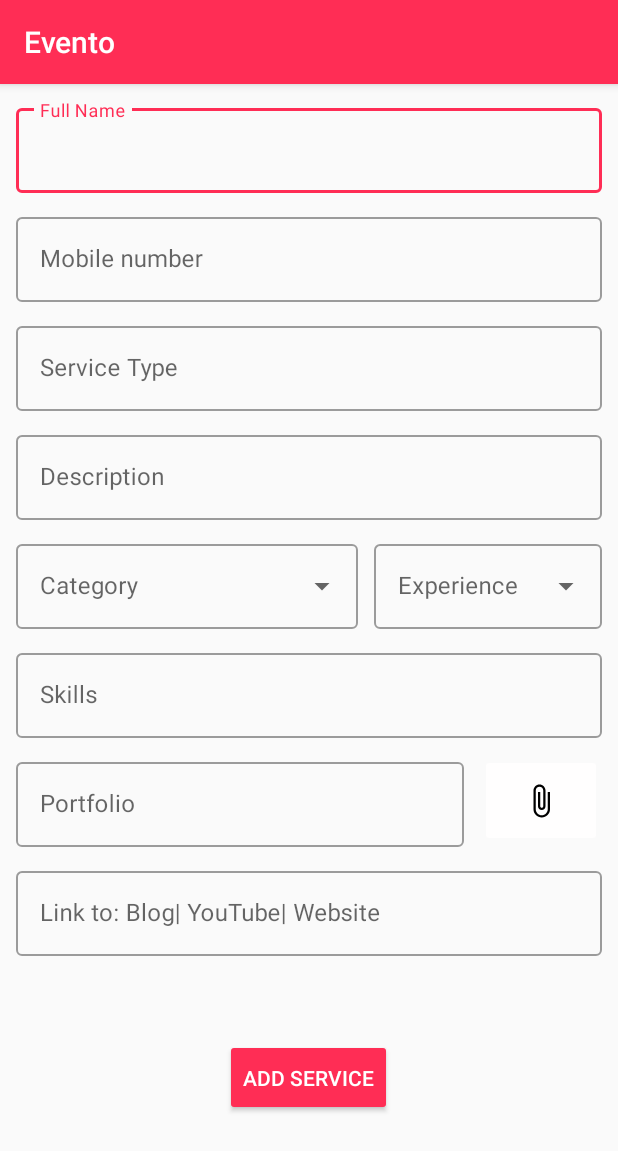
After one commit to 17BTCS023/Even_To, an Android app: the AddNewService screen opened directly, with no data from a screen before it, on a phone screen of 412 x 824 dp. The commit adds this screen. Shown: the top 1151 px of the screen. Run offline under Robolectric (Android 15) with nearby library versions, the phone set to English and light mode, and no system bars; our stand-ins replace Firebase (no records; nobody signed in at launch, a user with empty details on screens opened directly).

Commit message:
Add Service info and Logo to Firestore

```diff
--- a/app/src/main/AndroidManifest.xml
+++ b/app/src/main/AndroidManifest.xml
@@ -9,7 +9,8 @@
         android:roundIcon="@mipmap/ic_launcher_round"
         android:supportsRtl="true"
         android:theme="@style/AppTheme">
-        <activity android:name=".Category.ServiceProviderProfile"></activity>
+        <activity android:name=".ui_navigation.services.newService.AddNewService" />
+        <activity android:name=".Category.ServiceProviderProfile" />
         <activity android:name=".Category.FoodCategory" />
         <activity
             android:name=".MainHomeScreen"
--- a/app/src/main/java/com/example/even_to/ui_navigation/services/ServicesViewModel.java
+++ b/app/src/main/java/com/example/even_to/ui_navigation/services/myService/ServicesViewModel.java
@@ -1,4 +1,4 @@
-package com.example.even_to.ui_navigation.services;
+package com.example.even_to.ui_navigation.services.myService;
 
 import androidx.lifecycle.LiveData;
 import androidx.lifecycle.MutableLiveData;
--- /dev/null
+++ b/app/src/main/java/com/example/even_to/ui_navigation/services/newService/AddNewService.java
@@ -0,0 +1,278 @@
+package com.example.even_to.ui_navigation.services.newService;
+
+import androidx.annotation.NonNull;
+import androidx.annotation.Nullable;
+import androidx.appcompat.app.AppCompatActivity;
+
+import android.app.ProgressDialog;
+import android.content.ContentResolver;
+import android.content.Intent;
+import android.database.Cursor;
+import android.net.Uri;
+import android.os.Bundle;
+import android.provider.OpenableColumns;
+import android.util.Log;
+import android.view.View;
+import android.webkit.MimeTypeMap;
+import android.widget.ArrayAdapter;
+import android.widget.AutoCompleteTextView;
+import android.widget.Button;
+import android.widget.ImageButton;
+import android.widget.Toast;
+
+import com.example.even_to.R;
+import com.google.android.gms.tasks.OnFailureListener;
+import com.google.android.gms.tasks.OnSuccessListener;
+import com.google.android.material.textfield.TextInputEditText;
+import com.google.firebase.auth.FirebaseAuth;
+import com.google.firebase.firestore.DocumentReference;
+import com.google.firebase.firestore.FirebaseFirestore;
+import com.google.firebase.storage.FirebaseStorage;
+import com.google.firebase.storage.StorageReference;
+import com.google.firebase.storage.UploadTask;
+
+import java.io.File;
+import java.util.HashMap;
+
+import static android.widget.Toast.LENGTH_SHORT;
+
+public class AddNewService extends AppCompatActivity {
+
+    private static final int PICK_IMAGE_REQUEST = 1;
+    private static boolean USER_ATTACHED_FILE = false, IMAGE_UPLOADED= false;
+
+    private static final String TAG = "AddNewService";
+
+    private static final String KEY_SKILLS = "skills";
+    private static final String KEY_NAME = "name";
+    private static final String KEY_PHONE_NO = "phone";
+    private static final String KEY_SERVICE_TYPE = "type";
+    private static final String KEY_DESCRIPTION = "description";
+    private static final String KEY_CATEGORY = "category";
+    private static final String KEY_EXPERIENCE = "experience";
+    private static final String KEY_PORTFOLIO = "image_name";
+    private static final String KEY_LOGO = "image_logo";
+    private static final String KEY_LINK = "link";
+
+    TextInputEditText name, type, phone, description, skills, info, portfolio;
+    AutoCompleteTextView category, experience;
+    ImageButton attach;
+    Button addService;
+
+    ProgressDialog progressDialog;
+    String displayNameOfFile;
+    UploadServiceInfo data;
+
+    //getting reference for StorageReference
+    StorageReference mStorageReference;
+
+    FirebaseFirestore dbInstance = FirebaseFirestore.getInstance();
+    private DocumentReference manyServiceReference;
+
+    Uri selectedImageUri;
+    Uri downloadedImageUri;
+    String mLogo;
+    String imageUri;
+
+    String mName,mType,mCategory,mPhone,mDescription,mExperience,mInfo,mSkills,mPortfolio;
+
+    String[] COUNTRIES = new String[]{"1-6 months", "7-10 months", "1-2 year", "2-3years", "more than 3 years"};
+    String[] CATEGORIES = new String[]{"Food", "Drinks", "Bakery", "Gift", "Decor", "Photography"};
+    UploadTask UploadTask;
+
+    @Override
+    protected void onCreate(Bundle savedInstanceState) {
+        super.onCreate(savedInstanceState);
+        setContentView(R.layout.activity_add_new_service);
+        name = findViewById(R.id.order_name);
+        type = findViewById(R.id.order_service_type);
+        category = findViewById(R.id.order_category);
+        phone = findViewById(R.id.order_mobile_number);
+        description = findViewById(R.id.order_description);
+        experience = findViewById(R.id.order_experience);
+        skills = findViewById(R.id.order_skills);
+        info = findViewById(R.id.order_additional_info);
+        portfolio = findViewById(R.id.order_portfolio);
+        attach = findViewById(R.id.attach_file);
+        addService = findViewById(R.id.add_service);
+        progressDialog = new ProgressDialog(getApplicationContext());// context name as per your project name
+
+
+        // get the reference of the database
+        mStorageReference = FirebaseStorage.getInstance().getReference("serviceLogo ");
+//        mDatabaseReference = FirebaseFirestore.getInstance().getReference("serviceLogo");
+
+
+        ArrayAdapter adapter =
+                new ArrayAdapter(this,
+                        R.layout.support_simple_spinner_dropdown_item,
+                        COUNTRIES);
+        experience.setAdapter(adapter);
+
+        ArrayAdapter adapter5 =
+                new ArrayAdapter(
+                        this,
+                        R.layout.support_simple_spinner_dropdown_item,
+                        CATEGORIES);
+        category.setAdapter(adapter5);
+
+
+        attach.setOnClickListener(new View.OnClickListener() {
+            @Override
+            public void onClick(View v) {
+                USER_ATTACHED_FILE = true;
+                chooseFile();
+                Toast.makeText(getApplicationContext(), "Select File", Toast.LENGTH_SHORT).show();
+            }
+        });
+
+        addService.setOnClickListener(new View.OnClickListener() {
+            @Override
+            public void onClick(View v) {
+                if (USER_ATTACHED_FILE) {
+                    imageUri = UploadImage();
+                    Log.d("CHECK", "onClick: Yes, We will upload the image");
+                }if (IMAGE_UPLOADED) {
+                    UploadService(imageUri);
+                }
+            }
+        });
+    }
+
+    private void UploadService(String imageUri) {
+
+        mName = name.getText().toString().trim();
+        mType = type.getText().toString().trim();
+        mCategory = category.getText().toString().trim();
+        mDescription = description.getText().toString().trim();
+        mPhone = phone.getText().toString().trim();
+        mExperience = experience.getText().toString().trim();
+        mPortfolio = portfolio.getText().toString().trim();
+        mInfo = info.getText().toString().trim();
+        mLogo = imageUri;
+        mSkills = skills.getText().toString().trim();
+
+        Log.d("CHECK", "onClick: " + mName + ", " + mType
+                + ", " + mCategory + ", " + mDescription
+                + ", " + mPhone + ", " + mExperience + ", " + mPortfolio
+                + ", " + mInfo + ", " + mSkills + ", " +mLogo);
+
+        HashMap<String, Object> newService = new HashMap<>();
+        newService.put(KEY_NAME, mName);
+        newService.put(KEY_PHONE_NO, mPhone);
+        newService.put(KEY_SERVICE_TYPE, mType);
+        newService.put(KEY_CATEGORY, mCategory);
+        newService.put(KEY_EXPERIENCE, mExperience);
+        newService.put(KEY_LINK, mInfo);
+        newService.put(KEY_SKILLS, mSkills);
+        newService.put(KEY_PORTFOLIO, mPortfolio);
+        newService.put(KEY_DESCRIPTION, mDescription);
+        newService.put(KEY_LOGO,mLogo);
+
+        //get the user id
+        FirebaseAuth auth = FirebaseAuth.getInstance();
+        manyServiceReference = dbInstance
+                .collection("services").document(auth.getCurrentUser().getUid())
+                .collection(mCategory).document(mName);
+
+        manyServiceReference.set(newService)
+                .addOnSuccessListener(new OnSuccessListener<Void>() {
+                    @Override
+                    public void onSuccess(Void aVoid) {
+                        progressDialog.dismiss();
+                        Toast.makeText(AddNewService.this, "Service Added", LENGTH_SHORT).show();
+                    }
+                })
+                .addOnFailureListener(new OnFailureListener() {
+                    @Override
+                    public void onFailure(@NonNull Exception e) {
+                        Toast.makeText(AddNewService.this, "Error!", LENGTH_SHORT).show();
+                        Log.d(TAG, "onFailure: " + e.toString());
+                    }
+                });
+
+
+    }
+
+    private String UploadImage() {
+        final StorageReference filePathReference = mStorageReference.child(System.currentTimeMillis() + "." + getFileExtension(selectedImageUri));
+        UploadTask = (com.google.firebase.storage.UploadTask) filePathReference.putFile(selectedImageUri)
+                .addOnSuccessListener(new OnSuccessListener<UploadTask.TaskSnapshot>() {
+                    @Override
+                    public void onSuccess(UploadTask.TaskSnapshot taskSnapshot) {
+
+                        //Get the image of the file
+                        filePathReference.getDownloadUrl().addOnSuccessListener(new OnSuccessListener<Uri>() {
+                            @Override
+                            public void onSuccess(Uri uri) {
+                                downloadedImageUri = uri;
+                                imageUri = downloadedImageUri.toString().trim();
+                                Log.d("CHECK", "URL" + downloadedImageUri);
+                                Log.d("CHECK", "String of URL" + imageUri);
+
+                                IMAGE_UPLOADED= true;
+                            }
+                        }).addOnFailureListener(new OnFailureListener() {
+                            @Override
+                            public void onFailure(@NonNull Exception e) {
+                                Log.d("CHECK", "onFailure: Could not get URL");
+                            }
+                        });
+                    }
+                })
+                .addOnFailureListener(new OnFailureListener() {
+                    @Override
+                    public void onFailure(@NonNull Exception e) {
+                        Toast.makeText(AddNewService.this, "Service not added", Toast.LENGTH_SHORT).show();
+                        Log.d("CHECK", "onFailure: " + e.getMessage());
+                    }
+                });
+
+        return imageUri;
+    }
+
+    // Find the extension of the file, so that it can be stored in that form
+    private String getFileExtension(Uri uri) {
+        ContentResolver typeOfFile = getContentResolver();
+        MimeTypeMap mimeTypeMap = MimeTypeMap.getSingleton();
+        return mimeTypeMap.getExtensionFromMimeType(typeOfFile.getType(uri));
+    }
+
+    private void chooseFile() {
+        Intent intent = new Intent();
+        intent.setType("*/*");
+        intent.setAction(Intent.ACTION_GET_CONTENT);
+        intent.addCategory(Intent.CATEGORY_OPENABLE);
+        startActivityForResult(intent, PICK_IMAGE_REQUEST);
+    }
+
+    @Override
+    protected void onActivityResult(int requestCode, int resultCode, @Nullable Intent data) {
+        super.onActivityResult(requestCode, resultCode, data);
+        if (requestCode == PICK_IMAGE_REQUEST && resultCode == RESULT_OK && data != null && data.getData() != null) {
+
+            // Get the Uri of the selected file
+            selectedImageUri = data.getData();
+            String uriString = selectedImageUri.toString();
+            File myFile = new File(uriString);
+            String path = myFile.getAbsolutePath();
+            displayNameOfFile = null;
+
+            if (uriString.startsWith("content://")) {
+                Cursor cursor = null;
+                try {
+                    cursor = getApplicationContext().getContentResolver().query(selectedImageUri, null, null, null, null);
+                    if (cursor != null && cursor.moveToFirst()) {
+                        displayNameOfFile = cursor.getString(cursor.getColumnIndex(OpenableColumns.DISPLAY_NAME));
+                    }
+                } finally {
+                    cursor.close();
+                }
+            } else if (uriString.startsWith("file://")) {
+                displayNameOfFile = myFile.getName();
+            }
+            portfolio.setText(displayNameOfFile);
+        }
+
+    }
+}
--- /dev/null
+++ b/app/src/main/res/drawable/ic_attach_file_black_24dp.xml
@@ -0,0 +1,9 @@
+<vector xmlns:android="http://schemas.android.com/apk/res/android"
+        android:width="24dp"
+        android:height="24dp"
+        android:viewportWidth="24.0"
+        android:viewportHeight="24.0">
+    <path
+        android:fillColor="#FF000000"
+        android:pathData="M16.5,6v11.5c0,2.21 -1.79,4 -4,4s-4,-1.79 -4,-4V5c0,-1.38 1.12,-2.5 2.5,-2.5s2.5,1.12 2.5,2.5v10.5c0,0.55 -0.45,1 -1,1s-1,-0.45 -1,-1V6H10v9.5c0,1.38 1.12,2.5 2.5,2.5s2.5,-1.12 2.5,-2.5V5c0,-2.21 -1.79,-4 -4,-4S7,2.79 7,5v12.5c0,3.04 2.46,5.5 5.5,5.5s5.5,-2.46 5.5,-5.5V6h-1.5z"/>
+</vector>
--- /dev/null
+++ b/app/src/main/res/layout/activity_add_new_service.xml
@@ -0,0 +1,186 @@
+<?xml version="1.0" encoding="utf-8"?>
+<ScrollView xmlns:android="http://schemas.android.com/apk/res/android"
+    xmlns:app="http://schemas.android.com/apk/res-auto"
+    xmlns:tools="http://schemas.android.com/tools"
+    android:layout_width="match_parent"
+    android:layout_height="match_parent"
+    android:orientation="vertical">
+
+    <LinearLayout
+        android:layout_width="match_parent"
+        android:layout_height="match_parent"
+        android:layout_margin="5dp"
+        android:layout_marginTop="20dp"
+        android:layout_marginBottom="20dp"
+        android:orientation="vertical">
+
+        <com.google.android.material.textfield.TextInputLayout
+            style="@style/Widget.MaterialComponents.TextInputLayout.OutlinedBox"
+            android:layout_width="match_parent"
+            android:layout_height="wrap_content"
+            android:layout_margin="5dp"
+            android:hint="Full Name">
+
+            <com.google.android.material.textfield.TextInputEditText
+                android:id="@+id/order_name"
+                android:layout_width="match_parent"
+                android:layout_height="wrap_content"
+                android:inputType="text"
+                />
+
+        </com.google.android.material.textfield.TextInputLayout>
+
+        <com.google.android.material.textfield.TextInputLayout
+            style="@style/Widget.MaterialComponents.TextInputLayout.OutlinedBox"
+            android:layout_width="match_parent"
+            android:layout_height="wrap_content"
+            android:layout_margin="5dp"
+            android:hint="Mobile number">
+
+            <com.google.android.material.textfield.TextInputEditText
+                android:id="@+id/order_mobile_number"
+                android:layout_width="match_parent"
+                android:layout_height="wrap_content"
+                android:inputType="phone"/>
+
+        </com.google.android.material.textfield.TextInputLayout>
+
+        <com.google.android.material.textfield.TextInputLayout
+            style="@style/Widget.MaterialComponents.TextInputLayout.OutlinedBox"
+            android:layout_width="match_parent"
+            android:layout_height="wrap_content"
+            android:layout_margin="5dp"
+            android:hint="Service Type">
+
+            <com.google.android.material.textfield.TextInputEditText
+                android:id="@+id/order_service_type"
+                android:layout_width="match_parent"
+                android:layout_height="wrap_content"
+                android:inputType="text" />
+
+        </com.google.android.material.textfield.TextInputLayout>
+        <com.google.android.material.textfield.TextInputLayout
+            style="@style/Widget.MaterialComponents.TextInputLayout.OutlinedBox"
+            android:layout_width="match_parent"
+            android:layout_height="wrap_content"
+            android:layout_margin="5dp"
+            android:hint="Description">
+
+            <com.google.android.material.textfield.TextInputEditText
+                android:id="@+id/order_description"
+                android:layout_width="match_parent"
+                android:layout_height="wrap_content"
+                android:inputType="textMultiLine"/>
+
+        </com.google.android.material.textfield.TextInputLayout>
+
+        <LinearLayout
+            android:layout_width="match_parent"
+            android:layout_height="wrap_content"
+            android:orientation="horizontal">
+
+
+            <com.google.android.material.textfield.TextInputLayout
+                style="@style/Widget.MaterialComponents.TextInputLayout.OutlinedBox.ExposedDropdownMenu"
+                android:layout_width="0dp"
+                android:layout_height="wrap_content"
+                android:layout_margin="5dp"
+                android:hint="Category"
+                android:layout_weight="3">
+
+                <AutoCompleteTextView
+                    android:id="@+id/order_category"
+                    android:layout_width="match_parent"
+                    android:layout_height="wrap_content" />
+
+            </com.google.android.material.textfield.TextInputLayout>
+
+            <com.google.android.material.textfield.TextInputLayout
+                style="@style/Widget.MaterialComponents.TextInputLayout.OutlinedBox.ExposedDropdownMenu"
+                android:layout_width="0dp"
+                android:layout_height="wrap_content"
+                android:layout_margin="5dp"
+                android:hint="Experience"
+                android:layout_weight="2">
+
+                <AutoCompleteTextView
+                    android:id="@+id/order_experience"
+                    android:layout_width="match_parent"
+                    android:layout_height="wrap_content" />
+
+            </com.google.android.material.textfield.TextInputLayout>
+
+        </LinearLayout>
+
+
+        <com.google.android.material.textfield.TextInputLayout
+            style="@style/Widget.MaterialComponents.TextInputLayout.OutlinedBox"
+            android:layout_width="match_parent"
+            android:layout_height="wrap_content"
+            android:layout_margin="5dp"
+            android:hint="Skills">
+
+            <com.google.android.material.textfield.TextInputEditText
+                android:id="@+id/order_skills"
+                android:layout_width="match_parent"
+                android:layout_height="wrap_content" />
+
+        </com.google.android.material.textfield.TextInputLayout>
+
+        <LinearLayout
+            android:layout_width="match_parent"
+            android:layout_height="wrap_content"
+            android:orientation="horizontal">
+
+            <com.google.android.material.textfield.TextInputLayout
+                style="@style/Widget.MaterialComponents.TextInputLayout.OutlinedBox"
+                android:layout_height="wrap_content"
+                android:layout_weight="9"
+                android:layout_width="0dp"
+                android:layout_margin="5dp"
+                android:hint="Portfolio">
+
+                <com.google.android.material.textfield.TextInputEditText
+                    android:id="@+id/order_portfolio"
+                    android:layout_width="match_parent"
+                    android:layout_height="wrap_content" >
+                </com.google.android.material.textfield.TextInputEditText>
+
+            </com.google.android.material.textfield.TextInputLayout>
+
+            <ImageButton
+                android:layout_margin="5dp"
+                android:id="@+id/attach_file"
+                android:layout_weight="1"
+                android:layout_width="wrap_content"
+                android:layout_height="match_parent"
+                android:src="@drawable/ic_attach_file_black_24dp"
+                android:backgroundTint="@color/white"/>
+
+        </LinearLayout>
+        <com.google.android.material.textfield.TextInputLayout
+            style="@style/Widget.MaterialComponents.TextInputLayout.OutlinedBox"
+            android:layout_width="match_parent"
+            android:layout_height="wrap_content"
+            android:layout_margin="5dp"
+            android:hint="Link to: Blog| YouTube| Website">
+
+            <com.google.android.material.textfield.TextInputEditText
+                android:id="@+id/order_additional_info"
+                android:layout_width="match_parent"
+                android:layout_height="wrap_content"
+                />
+
+        </com.google.android.material.textfield.TextInputLayout>
+
+        <com.google.android.material.button.MaterialButton
+            style="@style/Widget.AppCompat.Button.Colored"
+            android:id="@+id/add_service"
+            android:layout_width="wrap_content"
+            android:layout_height="match_parent"
+            android:layout_gravity="center"
+            android:layout_marginTop="50dp"
+            android:text="ADD SERVICE" />
+    </LinearLayout>
+
+</ScrollView>
--- a/app/src/main/res/layout/fragment_profile.xml
+++ b/app/src/main/res/layout/fragment_profile.xml
@@ -215,7 +215,6 @@
                     style="@style/Widget.AppCompat.Button.Colored"
                     android:layout_width="match_parent"
                     android:layout_height="61dp"
-                    android:onClick="UpdateProfile"
                     android:text="UPDATE" />
 
             </LinearLayout>
```
Also changed, not shown: app/src/main/java/com/example/even_to/MainHomeScreen.java (+5 -15 lines), app/src/main/java/com/example/even_to/ui_navigation/profile/ProfileFragment.java (+4 -18 lines), app/src/main/java/com/example/even_to/ui_navigation/services/myService/ServicesFragment.java (renamed from app/src/main/java/com/example/even_to/ui_navigation/services/ServicesFragment.java, +6 -1 lines), app/src/main/java/com/example/even_to/ui_navigation/services/newService/UploadServiceInfo.java (added, +115 -0 lines).
